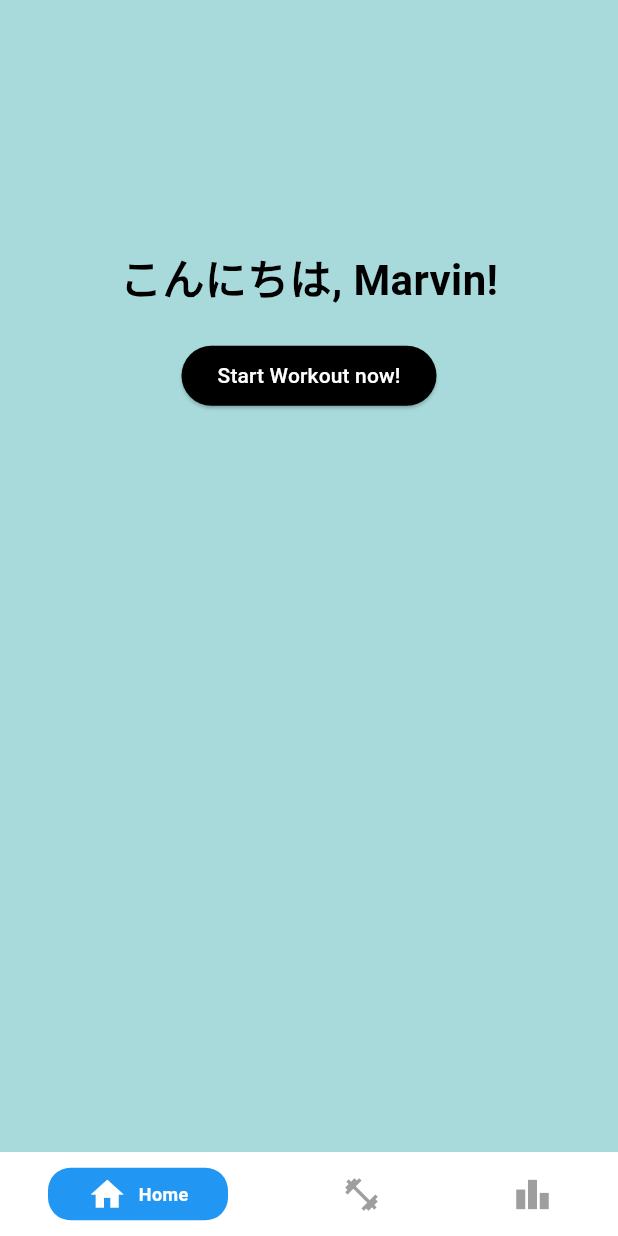
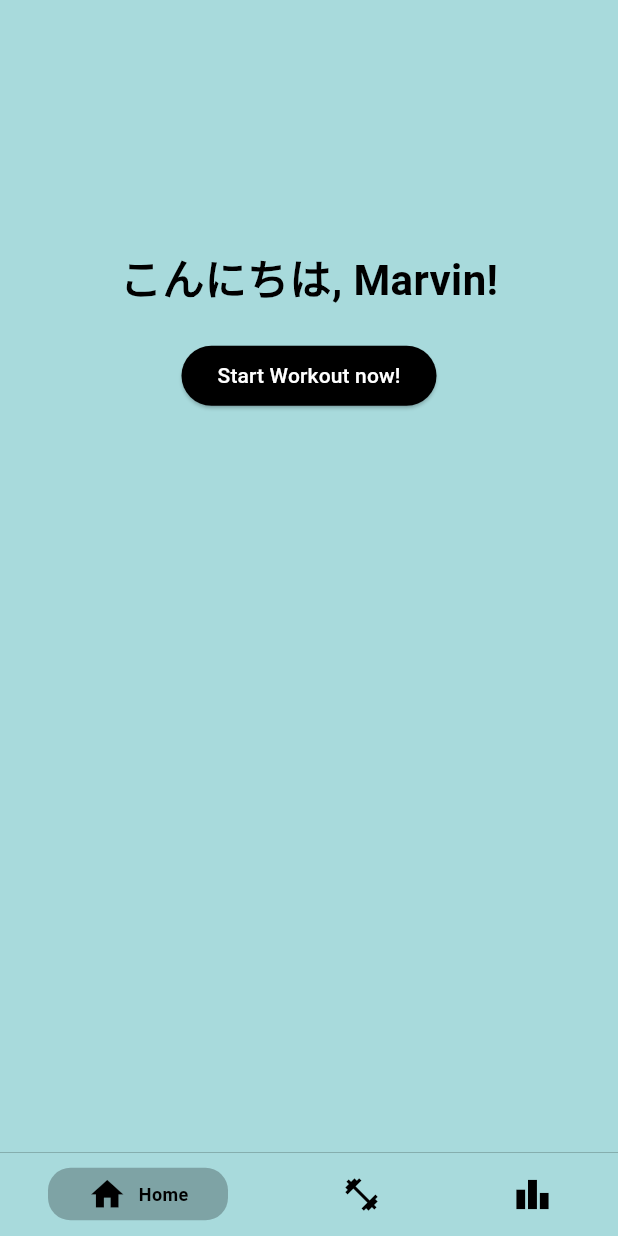
Before and after one commit to GnDouble/sakura_learn, a Flutter app: the screen it shows after launch, on a phone screen of 412 x 824 dp. Run offline on Flutter 3.47's test engine with Material 3 defaults, Android fonts, the phone set to English and light mode, and no system bars; drawn by our look-alikes of persistent_bottom_nav_bar.

Commit message:
navbar styled with diver textStyle

```diff
--- a/lib/screens/home_screen.dart
+++ b/lib/screens/home_screen.dart
@@ -1,5 +1,4 @@
 import 'package:flutter/material.dart';
-import 'package:sakura_learn/screens/practice_screen.dart';
 import 'package:persistent_bottom_nav_bar/persistent_bottom_nav_bar.dart';
 
 const Color pastellBlue = Color(0xFFA8DADC);
--- a/lib/screens/main_screen.dart
+++ b/lib/screens/main_screen.dart
@@ -2,6 +2,7 @@ import 'package:flutter/material.dart';
 import 'package:persistent_bottom_nav_bar/persistent_bottom_nav_bar.dart';
 import 'package:sakura_learn/screens/home_screen.dart';
 import 'package:sakura_learn/screens/practice_screen.dart';
+import 'package:sakura_learn/screens/progress_screen.dart';
 
 class MainScreen extends StatefulWidget {
   const MainScreen({super.key});
@@ -11,35 +12,41 @@ class MainScreen extends StatefulWidget {
 }
 
 class _MainScreenState extends State<MainScreen> {
-  final PersistentTabController _controller = PersistentTabController(initialIndex: 0);
+  final PersistentTabController _controller = PersistentTabController(
+    initialIndex: 0,
+  );
 
   List<Widget> _buildScreens() {
     return [
-      HomeScreen(controller: _controller),  // Pass the controller
+      HomeScreen(controller: _controller), // Pass the controller
       const PracticeScreen(),
-      const Center(child: Text("Progress")), // Placeholder for third tab
+      const ProgressScreen(), // Placeholder for third tab
     ];
   }
 
   List<PersistentBottomNavBarItem> _navBarsItems() {
+    const Color activeColor = Color.fromARGB(255, 126, 163, 165);
     return [
       PersistentBottomNavBarItem(
-        icon: const Icon(Icons.home),
+        icon: const Icon(Icons.home, color: Colors.black),
         title: ("Home"),
-        activeColorPrimary: Colors.blue,
+        activeColorPrimary: activeColor,
         inactiveColorPrimary: Colors.grey,
+        activeColorSecondary: Colors.black
       ),
       PersistentBottomNavBarItem(
-        icon: const Icon(Icons.fitness_center),
+        icon: const Icon(Icons.fitness_center, color: Colors.black),
         title: ("Practice"),
-        activeColorPrimary: Colors.blue,
+        activeColorPrimary: activeColor,
         inactiveColorPrimary: Colors.grey,
+        activeColorSecondary: Colors.black
       ),
       PersistentBottomNavBarItem(
-        icon: const Icon(Icons.leaderboard),
-        title: ("Progress"),
-        activeColorPrimary: Colors.blue,
+        icon: const Icon(Icons.leaderboard, color: Colors.black),
+        title: "Progress",
+        activeColorPrimary: activeColor,
         inactiveColorPrimary: Colors.grey,
+        activeColorSecondary: Colors.black
       ),
     ];
   }
@@ -51,7 +58,16 @@ class _MainScreenState extends State<MainScreen> {
       controller: _controller,
       screens: _buildScreens(),
       items: _navBarsItems(),
+      backgroundColor: pastellBlue,
       navBarStyle: NavBarStyle.style10,
+      decoration: NavBarDecoration(
+        border: Border(
+          top: BorderSide(
+            color: Colors.black, // Divider color
+            width: 0.1, // Thickness of the divider
+          ),
+        ),
+      ),
     );
   }
 }
--- a/lib/screens/practice_screen.dart
+++ b/lib/screens/practice_screen.dart
@@ -1,4 +1,5 @@
 import 'package:flutter/material.dart';
+import 'package:sakura_learn/screens/home_screen.dart';
 
 class PracticeScreen extends StatelessWidget{
   const PracticeScreen({super.key});
@@ -6,6 +7,7 @@ class PracticeScreen extends StatelessWidget{
   @override
   Widget build(BuildContext context) {
     return Scaffold(
+      backgroundColor: pastellBlue,
       body: Center(
         child: Text("Practice Screen"),
       ),
--- a/lib/screens/progress_screen.dart
+++ b/lib/screens/progress_screen.dart
@@ -1,4 +1,5 @@
 import 'package:flutter/material.dart';
+import 'package:sakura_learn/screens/home_screen.dart';
 
 class ProgressScreen extends StatelessWidget {
   const ProgressScreen({super.key});
@@ -6,6 +7,7 @@ class ProgressScreen extends StatelessWidget {
   @override
   Widget build(BuildContext context) {
     return Scaffold(
+      backgroundColor: pastellBlue,
       body: Center(
         child: Text("Progress Screen"),
       ),
```
Also changed, not shown: lib/main.dart (+0 -7 lines), lib/widgets/bottom_nav_bar.dart (deleted, +0 -61 lines).
